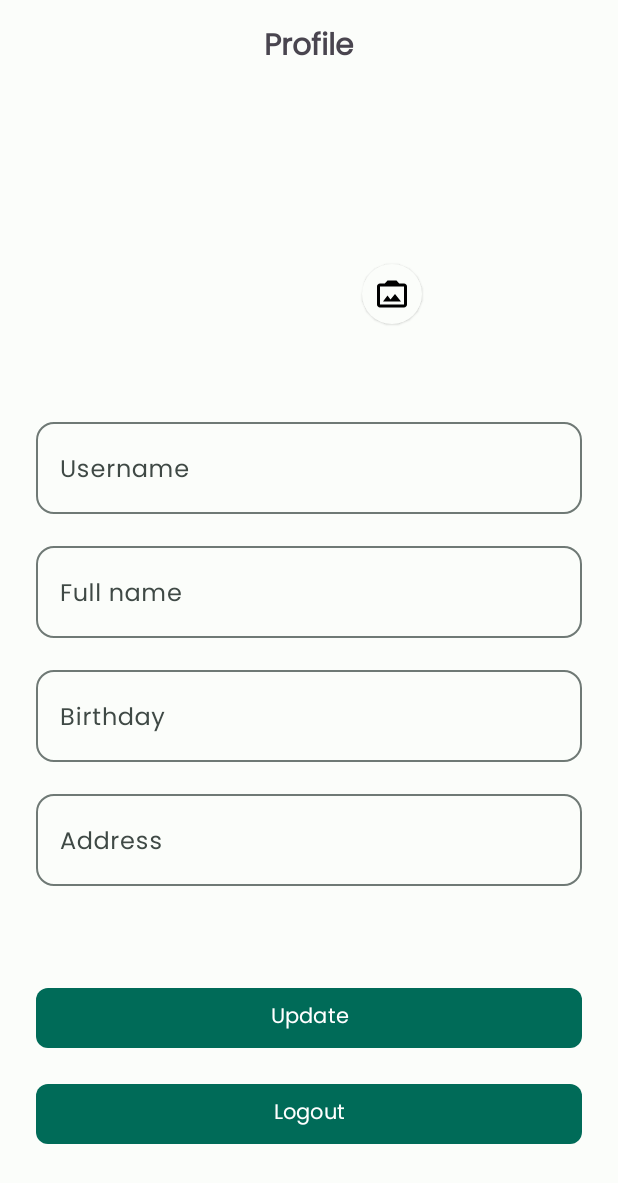
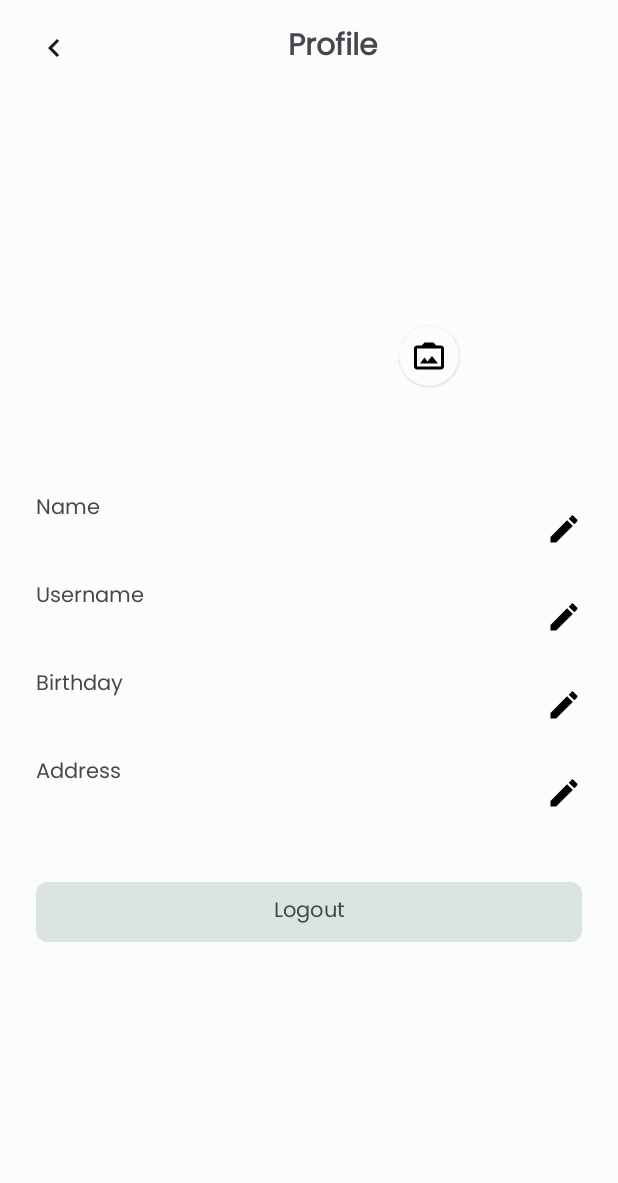
Before and after one commit to beranju/movie, an Android app: the ProfileFragment screen opened through its navigation route, on a phone screen of 412 x 824 dp. Shown: the top 1183 px of the screen. Run offline under Robolectric (Android 15) with nearby library versions, the phone set to English and light mode, and no system bars; our stand-ins replace Dagger/Hilt's generated code; 5 statements that could not run were skipped.

Commit message:
update profile page

```diff
--- a/app/build.gradle.kts
+++ b/app/build.gradle.kts
@@ -96,6 +96,8 @@ dependencies {
 
     implementation("androidx.work:work-runtime-ktx:2.8.1")
 
+    implementation("com.vanniktech:android-image-cropper:4.5.0")
+
     testImplementation("junit:junit:4.13.2")
     androidTestImplementation("androidx.test.ext:junit:1.1.5")
     androidTestImplementation("androidx.test.espresso:espresso-core:3.5.1")
--- a/app/src/main/java/rizkyfadilah/binar/synrgy6/android/learning/challengechapter6/ui/profile/SharedAuthViewModel.kt
+++ b/app/src/main/java/rizkyfadilah/binar/synrgy6/android/learning/challengechapter6/ui/profile/SharedAuthViewModel.kt
@@ -20,8 +20,6 @@ import com.beran.domain.model.UserData
 import com.beran.domain.usecase.auth.GetSavedDataUseCase
 import com.beran.domain.usecase.auth.LogOutUseCase
 import com.beran.domain.usecase.auth.SaveDataProfileUseCase
-import com.beran.domain.usecase.auth.UpdateUserImageUseCase
-import com.beran.domain.usecase.auth.UploadPhotoUseCase
 import dagger.hilt.android.lifecycle.HiltViewModel
 import kotlinx.coroutines.cancel
 import kotlinx.coroutines.flow.launchIn
@@ -39,8 +37,6 @@ class SharedAuthViewModel @Inject constructor(
     private val savedDataUseCase: SaveDataProfileUseCase,
     private val getSavedDataUseCase: GetSavedDataUseCase,
     private val logOutUseCase: LogOutUseCase,
-    private val uploadPhotoUseCase: UploadPhotoUseCase,
-    private val updateUserImageUseCase: UpdateUserImageUseCase,
     private val workManager: WorkManager
 ) : ViewModel() {
 
@@ -50,14 +46,8 @@ class SharedAuthViewModel @Inject constructor(
     private var _saveDataState = MutableLiveData<AuthState>()
     val saveDataState: LiveData<AuthState> get() = _saveDataState
 
-//    private var _updateUserImage = MutableLiveData<AuthState>()
-//    val updateUserImage: LiveData<AuthState> get() = _updateUserImage
-
     private var _logOutState = MutableLiveData<AuthState>()
     val logOutState: LiveData<AuthState> get() = _logOutState
-
-//    private var _uploadState = MutableLiveData<UploadState>()
-//    val uploadState: LiveData<UploadState> get() = _uploadState
 
     val outputWorkInfos: LiveData<List<WorkInfo>>
     val progressWorkInfos: LiveData<List<WorkInfo>>
@@ -68,7 +58,7 @@ class SharedAuthViewModel @Inject constructor(
         progressWorkInfos = workManager.getWorkInfosByTagLiveData(TAG_PROGRESS)
     }
 
-    private fun getSavedData() =
+    fun getSavedData() =
         getSavedDataUseCase.invoke().onEach { result ->
             when (result) {
                 is Resource.Loading -> _userState.value = UserState.Loading
@@ -84,29 +74,12 @@ class SharedAuthViewModel @Inject constructor(
             when (result) {
                 is Resource.Loading -> _saveDataState.value = AuthState.Loading
                 is Resource.Error -> _saveDataState.value = AuthState.Error(result.error)
-                is Resource.Success -> _saveDataState.value = AuthState.Success
+                is Resource.Success -> {
+                    getSavedData()
+                    _saveDataState.value = AuthState.Success
+                }
             }
         }.launchIn(viewModelScope)
-
-//    fun uploadPhoto(file: File) {
-//        uploadPhotoUseCase.invoke(file).onEach { result ->
-//            when (result) {
-//                is Resource.Loading -> _uploadState.value = UploadState.Loading
-//                is Resource.Error -> _uploadState.value = UploadState.Error(result.error)
-//                is Resource.Success -> _uploadState.value = UploadState.Success(result.data)
-//            }
-//        }.launchIn(viewModelScope)
-//    }
-
-//    fun updateUserImage(url: String) {
-//        updateUserImageUseCase.invoke(url).onEach { result ->
-//            when (result) {
-//                is Resource.Loading -> _updateUserImage.value = AuthState.Loading
-//                is Resource.Error -> _updateUserImage.value = AuthState.Error(result.error)
-//                is Resource.Success -> _updateUserImage.value = AuthState.Success
-//            }
-//        }.launchIn(viewModelScope)
-//    }
 
     fun blurImage(uri: Uri) {
         val imageUri = Data.Builder()
--- a/app/src/main/java/rizkyfadilah/binar/synrgy6/android/learning/challengechapter6/worker/UploadWorker.kt
+++ b/app/src/main/java/rizkyfadilah/binar/synrgy6/android/learning/challengechapter6/worker/UploadWorker.kt
@@ -62,6 +62,7 @@ class UploadWorker @AssistedInject constructor(
                             loading = false
                             error = null
                             imgUrl = result.data
+                            Log.e(TAG, "img url : $imageUri")
                         }
                     }
                 }
--- /dev/null
+++ b/app/src/main/res/drawable/ic_edit_24.xml
@@ -0,0 +1,5 @@
+<vector android:height="24dp" android:tint="#000000"
+    android:viewportHeight="24" android:viewportWidth="24"
+    android:width="24dp" xmlns:android="http://schemas.android.com/apk/res/android">
+    <path android:fillColor="@android:color/white" android:pathData="M3,17.25V21h3.75L17.81,9.94l-3.75,-3.75L3,17.25zM20.71,7.04c0.39,-0.39 0.39,-1.02 0,-1.41l-2.34,-2.34c-0.39,-0.39 -1.02,-0.39 -1.41,0l-1.83,1.83 3.75,3.75 1.83,-1.83z"/>
+</vector>
--- a/app/src/main/res/layout/fragment_profile.xml
+++ b/app/src/main/res/layout/fragment_profile.xml
@@ -1,34 +1,41 @@
 <?xml version="1.0" encoding="utf-8"?>
-<ScrollView xmlns:android="http://schemas.android.com/apk/res/android"
+<androidx.constraintlayout.widget.ConstraintLayout xmlns:android="http://schemas.android.com/apk/res/android"
     xmlns:app="http://schemas.android.com/apk/res-auto"
     xmlns:tools="http://schemas.android.com/tools"
     android:layout_width="match_parent"
-    android:layout_height="match_parent"
+    android:layout_height="wrap_content"
+    android:paddingHorizontal="24dp"
+    android:paddingBottom="24dp"
     tools:context=".ui.profile.ProfileFragment">
 
-    <androidx.constraintlayout.widget.ConstraintLayout
-        android:layout_width="match_parent"
-        android:layout_height="wrap_content"
-        android:paddingBottom="24dp">
+    <ImageView
+        android:id="@+id/iv_navigate_back"
+        android:layout_width="wrap_content"
+        android:layout_height="?attr/actionBarSize"
+        android:contentDescription="@string/icon_back"
+        android:src="@drawable/ic_arrow_left"
+        app:layout_constraintStart_toStartOf="parent"
+        app:layout_constraintTop_toTopOf="parent" />
 
     <TextView
         android:id="@+id/tv_page_title"
-            android:layout_width="match_parent"
+        android:layout_width="0dp"
         android:layout_height="?attr/actionBarSize"
+        android:layout_marginStart="@dimen/small_padding_margin"
         android:fontFamily="@font/poppins_bold"
         android:gravity="center"
         android:text="@string/profile"
         android:textSize="@dimen/large_font"
         android:textStyle="bold"
         app:layout_constraintEnd_toEndOf="parent"
-            app:layout_constraintStart_toStartOf="parent"
+        app:layout_constraintStart_toEndOf="@+id/iv_navigate_back"
         app:layout_constraintTop_toTopOf="parent" />
 
     <com.google.android.material.imageview.ShapeableImageView
         android:id="@+id/siv_profile"
-            android:layout_width="150dp"
-            android:layout_height="150dp"
-            android:layout_marginTop="12dp"
+        android:layout_width="200dp"
+        android:layout_height="200dp"
+        android:layout_marginTop="@dimen/small_padding_margin"
         android:scaleType="fitXY"
         app:layout_constraintEnd_toEndOf="parent"
         app:layout_constraintStart_toStartOf="parent"
@@ -79,8 +86,8 @@
             android:layout_height="36dp"
             android:layout_marginStart="8dp"
             android:layout_weight="1"
-                android:src="@drawable/ic_close_24"
-                android:contentDescription="@string/cancle_the_update_progress" />
+            android:contentDescription="@string/cancle_the_update_progress"
+            android:src="@drawable/ic_close_24" />
 
     </LinearLayout>
 
@@ -95,120 +102,129 @@
         app:layout_constraintStart_toStartOf="@+id/ll_upload_progress"
         app:layout_constraintTop_toBottomOf="@+id/ll_upload_progress" />
 
-        <com.google.android.material.textfield.TextInputLayout
-            android:id="@+id/til_username"
-            android:layout_width="match_parent"
+    <TextView
+        android:id="@+id/tv_label_name"
+        android:layout_width="wrap_content"
         android:layout_height="wrap_content"
-            android:layout_marginStart="@dimen/large_padding_margin"
-            android:layout_marginTop="50dp"
-            android:layout_marginEnd="@dimen/large_padding_margin"
-            android:hint="@string/hint_username_profile"
+        android:layout_marginTop="55dp"
+        android:text="@string/name_label"
+        app:layout_constraintStart_toStartOf="parent"
+        app:layout_constraintTop_toBottomOf="@+id/siv_profile" />
+
+    <TextView
+        android:id="@+id/tv_name"
+        style="@style/TitleTextView_16_bold"
+        android:layout_width="wrap_content"
+        android:layout_height="wrap_content"
+        app:layout_constraintStart_toStartOf="@id/tv_label_name"
+        app:layout_constraintTop_toBottomOf="@+id/tv_label_name"
+        tools:text="Beranju Sihombing" />
+
+    <ImageView
+        android:id="@+id/iv_edit_name"
+        android:layout_width="wrap_content"
+        android:layout_height="wrap_content"
+        android:contentDescription="@string/icon_edit"
+        android:src="@drawable/ic_edit_24"
+        app:layout_constraintBottom_toBottomOf="@+id/tv_name"
         app:layout_constraintEnd_toEndOf="parent"
-            app:layout_constraintStart_toStartOf="parent"
-            app:layout_constraintTop_toBottomOf="@+id/siv_profile"
-            app:shapeAppearanceOverlay="@style/ShapeAppearance.Material3.Corner.Medium">
+        app:layout_constraintTop_toTopOf="@+id/tv_label_name" />
 
-            <com.google.android.material.textfield.TextInputEditText
-                android:id="@+id/tie_username"
-                android:layout_width="match_parent"
+    <TextView
+        android:id="@+id/tv_label_username"
+        android:layout_width="wrap_content"
         android:layout_height="wrap_content"
-                android:ems="50"
-                android:singleLine="true" />
+        android:layout_marginTop="@dimen/small_padding_margin"
+        android:text="@string/username_label"
+        app:layout_constraintStart_toStartOf="@id/tv_name"
+        app:layout_constraintTop_toBottomOf="@+id/tv_name" />
 
-        </com.google.android.material.textfield.TextInputLayout>
+    <TextView
+        android:id="@+id/tv_username"
+        style="@style/TitleTextView_16_bold"
+        android:layout_width="wrap_content"
+        android:layout_height="wrap_content"
+        app:layout_constraintStart_toStartOf="@id/tv_label_username"
+        app:layout_constraintTop_toBottomOf="@+id/tv_label_username"
+        tools:text="Beranju" />
 
-        <com.google.android.material.textfield.TextInputLayout
-            android:id="@+id/til_name"
-            android:layout_width="match_parent"
+    <ImageView
+        android:id="@+id/iv_edit_username"
+        android:layout_width="wrap_content"
         android:layout_height="wrap_content"
-            android:layout_marginStart="@dimen/large_padding_margin"
-            android:layout_marginTop="@dimen/medium_padding_margin"
-            android:layout_marginEnd="@dimen/large_padding_margin"
-            android:hint="@string/hint_full_name"
-            app:layout_constraintEnd_toEndOf="@+id/til_username"
-            app:layout_constraintStart_toStartOf="@+id/til_username"
-            app:layout_constraintTop_toBottomOf="@+id/til_username"
-            app:shapeAppearanceOverlay="@style/ShapeAppearance.Material3.Corner.Medium">
+        android:contentDescription="@string/icon_edit"
+        android:src="@drawable/ic_edit_24"
+        app:layout_constraintBottom_toBottomOf="@+id/tv_username"
+        app:layout_constraintEnd_toEndOf="parent"
+        app:layout_constraintTop_toTopOf="@+id/tv_label_username" />
 
-            <com.google.android.material.textfield.TextInputEditText
-                android:id="@+id/tie_name"
-                android:layout_width="match_parent"
+    <TextView
+        android:id="@+id/tv_label_birthday"
+        android:layout_width="wrap_content"
         android:layout_height="wrap_content"
-                android:singleLine="true" />
+        android:layout_marginTop="@dimen/small_padding_margin"
+        android:text="@string/birthday_label"
+        app:layout_constraintStart_toStartOf="@+id/tv_username"
+        app:layout_constraintTop_toBottomOf="@+id/tv_username" />
 
-        </com.google.android.material.textfield.TextInputLayout>
+    <TextView
+        android:id="@+id/tv_birthday"
+        style="@style/TitleTextView_16_bold"
+        android:layout_width="wrap_content"
+        android:layout_height="wrap_content"
+        app:layout_constraintStart_toStartOf="@id/tv_label_birthday"
+        app:layout_constraintTop_toBottomOf="@+id/tv_label_birthday"
+        tools:text="22-02-200" />
 
-        <com.google.android.material.textfield.TextInputLayout
-            android:id="@+id/til_birthday"
-            android:layout_width="match_parent"
+    <ImageView
+        android:id="@+id/iv_pick_date"
+        android:layout_width="wrap_content"
         android:layout_height="wrap_content"
-            android:layout_marginStart="@dimen/large_padding_margin"
-            android:layout_marginTop="@dimen/medium_padding_margin"
-            android:layout_marginEnd="@dimen/large_padding_margin"
-            android:hint="@string/hint_birthday"
-            app:layout_constraintEnd_toEndOf="@+id/til_username"
-            app:layout_constraintStart_toStartOf="@+id/til_username"
-            app:layout_constraintTop_toBottomOf="@+id/til_name"
-            app:shapeAppearanceOverlay="@style/ShapeAppearance.Material3.Corner.Medium">
+        android:contentDescription="@string/icon_edit"
+        android:src="@drawable/ic_edit_24"
+        app:layout_constraintBottom_toBottomOf="@+id/tv_birthday"
+        app:layout_constraintEnd_toEndOf="parent"
+        app:layout_constraintTop_toTopOf="@+id/tv_label_birthday" />
 
-            <com.google.android.material.textfield.TextInputEditText
-                android:id="@+id/tie_birthday"
-                android:layout_width="match_parent"
+    <TextView
+        android:id="@+id/tv_label_address"
+        android:layout_width="wrap_content"
         android:layout_height="wrap_content"
-                android:clickable="false"
-                android:cursorVisible="false"
-                android:focusable="false"
-                android:focusableInTouchMode="false"
-                android:singleLine="true" />
+        android:layout_marginTop="@dimen/small_padding_margin"
+        android:text="@string/address_label"
+        app:layout_constraintStart_toStartOf="@+id/tv_birthday"
+        app:layout_constraintTop_toBottomOf="@+id/tv_birthday" />
 
-        </com.google.android.material.textfield.TextInputLayout>
+    <TextView
+        android:id="@+id/tv_address"
+        style="@style/TitleTextView_16_bold"
+        android:layout_width="wrap_content"
+        android:layout_height="wrap_content"
+        app:layout_constraintStart_toStartOf="@id/tv_label_address"
+        app:layout_constraintTop_toBottomOf="@+id/tv_label_address"
+        tools:text="Medan" />
 
-        <com.google.android.material.textfield.TextInputLayout
-            android:id="@+id/til_address"
-            android:layout_width="match_parent"
+    <ImageView
+        android:id="@+id/iv_edit_address"
+        android:layout_width="wrap_content"
         android:layout_height="wrap_content"
-            android:layout_marginStart="@dimen/large_padding_margin"
-            android:layout_marginTop="@dimen/medium_padding_margin"
-            android:layout_marginEnd="@dimen/large_padding_margin"
-            android:hint="@string/hint_address"
-            app:layout_constraintEnd_toEndOf="@+id/til_username"
-            app:layout_constraintStart_toStartOf="@+id/til_username"
-            app:layout_constraintTop_toBottomOf="@+id/til_birthday"
-            app:shapeAppearanceOverlay="@style/ShapeAppearance.Material3.Corner.Medium">
-
-            <com.google.android.material.textfield.TextInputEditText
-                android:id="@+id/tie_address"
-                android:layout_width="match_parent"
-                android:layout_height="wrap_content"
-                android:singleLine="true" />
-
-        </com.google.android.material.textfield.TextInputLayout>
-
-        <com.google.android.material.button.MaterialButton
-            android:id="@+id/btn_update"
-            android:layout_width="match_parent"
-            android:layout_height="wrap_content"
-            android:layout_marginStart="@dimen/large_padding_margin"
-            android:layout_marginEnd="@dimen/large_padding_margin"
-            android:text="@string/update"
-            app:layout_constraintBottom_toBottomOf="parent"
+        android:contentDescription="@string/icon_edit"
+        android:src="@drawable/ic_edit_24"
+        app:layout_constraintBottom_toBottomOf="@+id/tv_address"
         app:layout_constraintEnd_toEndOf="parent"
-            app:layout_constraintStart_toStartOf="parent"
-            app:layout_constraintTop_toBottomOf="@+id/til_address"
-            app:layout_constraintVertical_bias="0.5"
-            app:shapeAppearanceOverlay="@style/ShapeAppearance.Material3.Corner.Small" />
+        app:layout_constraintTop_toTopOf="@+id/tv_label_address" />
 
     <com.google.android.material.button.MaterialButton
         android:id="@+id/btn_logout"
-            android:layout_width="match_parent"
+        android:layout_width="0dp"
         android:layout_height="wrap_content"
-            android:layout_marginStart="@dimen/large_padding_margin"
-            android:layout_marginTop="@dimen/medium_padding_margin"
-            android:layout_marginEnd="@dimen/large_padding_margin"
+        android:layout_marginTop="30dp"
+        android:backgroundTint="?attr/colorSurfaceVariant"
         android:text="@string/logout"
+        android:textColor="?attr/colorOnSurfaceVariant"
         app:layout_constraintEnd_toEndOf="parent"
-            app:layout_constraintStart_toStartOf="parent"
-            app:layout_constraintTop_toBottomOf="@+id/btn_update"
+        app:layout_constraintStart_toStartOf="@+id/tv_address"
+        app:layout_constraintTop_toBottomOf="@+id/tv_address"
         app:shapeAppearanceOverlay="@style/ShapeAppearance.Material3.Corner.Small" />
 
 
@@ -241,7 +257,6 @@
             android:textAlignment="center"
             tools:text="Compress the image" />
     </LinearLayout>
-    </androidx.constraintlayout.widget.ConstraintLayout>
 
 
-</ScrollView>
+</androidx.constraintlayout.widget.ConstraintLayout>
--- a/app/src/main/res/navigation/main_nav_graph.xml
+++ b/app/src/main/res/navigation/main_nav_graph.xml
@@ -74,6 +74,9 @@
             app:exitAnim="@anim/fade_out"
             app:popEnterAnim="@anim/fade_in"
             app:popExitAnim="@anim/slide_out" />
+        <action
+            android:id="@+id/action_profileFragment_to_cropPhotoFragment"
+            app:destination="@id/cropPhotoFragment" />
     </fragment>
     <fragment
         android:id="@+id/registerFragment"
@@ -100,4 +103,13 @@
             android:id="@+id/action_favoriteFragment_to_detailFragment"
             app:destination="@id/detailFragment" />
     </fragment>
+    <fragment
+        android:id="@+id/cropPhotoFragment"
+        android:name="rizkyfadilah.binar.synrgy6.android.learning.challengechapter6.ui.profile.CropPhotoFragment"
+        android:label="fragment_crop_photo"
+        tools:layout="@layout/fragment_crop_photo" >
+        <argument
+            android:name="img"
+            app:argType="string" />
+    </fragment>
 </navigation>
--- a/app/src/main/res/values/strings.xml
+++ b/app/src/main/res/values/strings.xml
@@ -57,4 +57,16 @@
     <string name="icon_to_navigate_to_favorite_screen">Icon to navigate to favorite screen</string>
     <string name="cancle_the_update_progress">Cancle the update progress</string>
     <string name="thumbnail_of_movie">Thumbnail of movie</string>
+    <string name="update_name_title">Update Name</string>
+    <string name="name_label">Name</string>
+    <string name="update_address_title">Update Address</string>
+    <string name="address_label">Address</string>
+    <string name="update_username_title">Update Username</string>
+    <string name="username_label">Username</string>
+    <string name="birthday_label">Birthday</string>
+    <string name="icon_edit">Icon edit</string>
+    <string name="icon_back">Icon back</string>
+    <!-- TODO: Remove or change this placeholder text -->
+    <string name="hello_blank_fragment" translatable="false">Hello blank fragment</string>
+    <string name="finish">Finish</string>
 </resources>
--- a/app/src/main/res/values/themes.xml
+++ b/app/src/main/res/values/themes.xml
@@ -60,4 +60,12 @@
     <style name="TitleTextView_18_bold" parent="TitleTextView_20_bold">
         <item name="android:textSize">18sp</item>
     </style>
+
+    <style name="TitleTextView_16_bold" parent="TitleTextView_20_bold">
+        <item name="android:textSize">16sp</item>
+    </style>
+
+    <style name="CustomAlertDialog" parent="Theme.AppCompat.Light.Dialog.Alert">
+        <item name="android:windowBackground">@drawable/bg_rounded_10</item>
+    </style>
 </resources>
```
Also changed, not shown: app/src/main/java/rizkyfadilah/binar/synrgy6/android/learning/challengechapter6/ui/profile/CropPhotoFragment.kt (added, +71 -0 lines), app/src/main/java/rizkyfadilah/binar/synrgy6/android/learning/challengechapter6/ui/profile/ProfileFragment.kt (+81 -48 lines), app/src/main/java/rizkyfadilah/binar/synrgy6/android/learning/challengechapter6/utils/ContextExt.kt (+48 -1 lines), app/src/main/res/layout/dialog_form.xml (added, +68 -0 lines), app/src/main/res/layout/fragment_crop_photo.xml (added, +43 -0 lines), 5 other files. Lines whose indentation alone changed are shown as unchanged.
